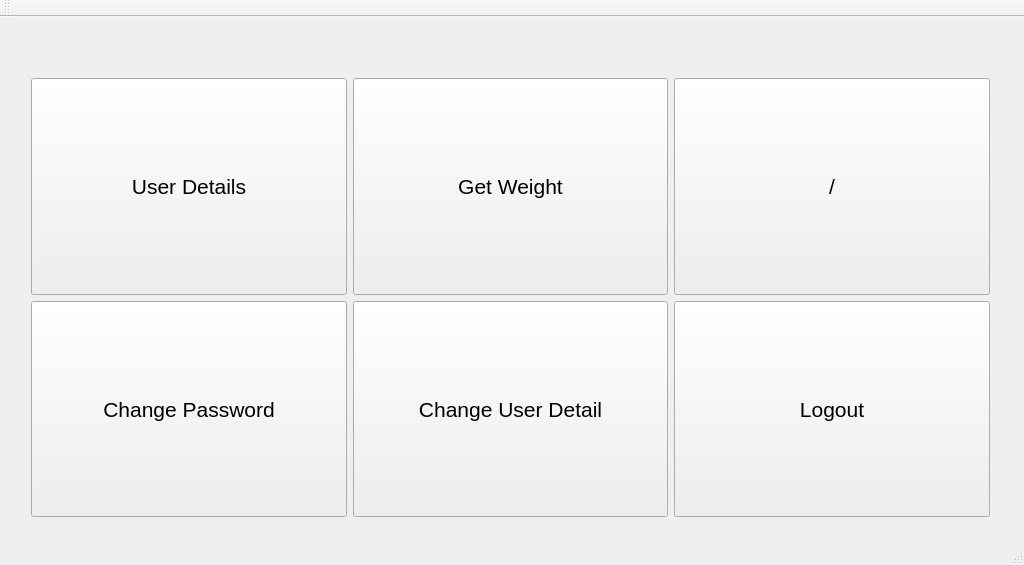
twschung/IoT-Smart-Scale, file GUI_Qt/SmartScale/mainMenu.ui: the form before one commit.
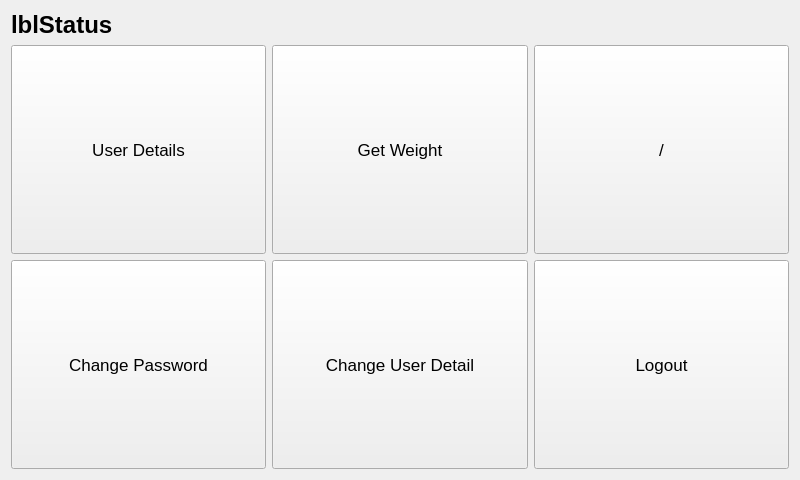
The form after the commit.

Patch:
```diff
--- a/GUI_Qt/SmartScale/mainMenu.ui
+++ b/GUI_Qt/SmartScale/mainMenu.ui
@@ -6,43 +6,31 @@
    <rect>
     <x>0</x>
     <y>0</y>
-    <width>1024</width>
-    <height>565</height>
+    <width>800</width>
+    <height>480</height>
    </rect>
   </property>
   <property name="windowTitle">
    <string>smartScaleGUI</string>
   </property>
   <widget class="QWidget" name="centralWidget">
+   <layout class="QGridLayout" name="gridLayout_2">
+    <item row="0" column="0">
    <widget class="QLabel" name="lblStatus">
-    <property name="geometry">
-     <rect>
-      <x>20</x>
-      <y>10</y>
-      <width>961</width>
-      <height>31</height>
-     </rect>
-    </property>
     <property name="font">
      <font>
-      <pointsize>14</pointsize>
+        <family>Helvetica</family>
+        <pointsize>13</pointsize>
       <weight>75</weight>
       <bold>true</bold>
      </font>
     </property>
     <property name="text">
-     <string/>
-    </property>
-   </widget>
-   <widget class="QWidget" name="gridLayoutWidget">
-    <property name="geometry">
-     <rect>
-      <x>20</x>
-      <y>50</y>
-      <width>981</width>
-      <height>461</height>
-     </rect>
-    </property>
+       <string>&lt;html&gt;&lt;head/&gt;&lt;body&gt;&lt;p&gt;&lt;span style=&quot; font-size:18pt;&quot;&gt;lblStatus&lt;/span&gt;&lt;/p&gt;&lt;/body&gt;&lt;/html&gt;</string>
+      </property>
+     </widget>
+    </item>
+    <item row="1" column="0">
     <layout class="QGridLayout" name="gridLayout">
      <item row="0" column="0">
       <widget class="QPushButton" name="btnUserDetails">
@@ -54,7 +42,8 @@
        </property>
        <property name="font">
         <font>
-         <pointsize>16</pointsize>
+          <family>Helvetica</family>
+          <pointsize>13</pointsize>
         </font>
        </property>
        <property name="text">
@@ -72,7 +61,8 @@
        </property>
        <property name="font">
         <font>
-         <pointsize>16</pointsize>
+          <family>Helvetica</family>
+          <pointsize>13</pointsize>
         </font>
        </property>
        <property name="text">
@@ -90,7 +80,8 @@
        </property>
        <property name="font">
         <font>
-         <pointsize>16</pointsize>
+          <family>Helvetica</family>
+          <pointsize>13</pointsize>
         </font>
        </property>
        <property name="text">
@@ -108,7 +99,8 @@
        </property>
        <property name="font">
         <font>
-         <pointsize>16</pointsize>
+          <family>Helvetica</family>
+          <pointsize>13</pointsize>
         </font>
        </property>
        <property name="text">
@@ -126,7 +118,8 @@
        </property>
        <property name="font">
         <font>
-         <pointsize>16</pointsize>
+          <family>Helvetica</family>
+          <pointsize>13</pointsize>
         </font>
        </property>
        <property name="text">
@@ -144,7 +137,8 @@
        </property>
        <property name="font">
         <font>
-         <pointsize>16</pointsize>
+          <family>Helvetica</family>
+          <pointsize>13</pointsize>
         </font>
        </property>
        <property name="text">
@@ -153,27 +147,9 @@
       </widget>
      </item>
     </layout>
-   </widget>
-  </widget>
-  <widget class="QMenuBar" name="menuBar">
-   <property name="geometry">
-    <rect>
-     <x>0</x>
-     <y>0</y>
-     <width>1024</width>
-     <height>22</height>
-    </rect>
-   </property>
-  </widget>
-  <widget class="QToolBar" name="mainToolBar">
-   <attribute name="toolBarArea">
-    <enum>TopToolBarArea</enum>
-   </attribute>
-   <attribute name="toolBarBreak">
-    <bool>false</bool>
-   </attribute>
-  </widget>
-  <widget class="QStatusBar" name="statusBar"/>
+    </item>
+   </layout>
+  </widget>
  </widget>
  <layoutdefault spacing="6" margin="11"/>
  <resources/>
```
Lines whose indentation alone changed are shown as unchanged.
